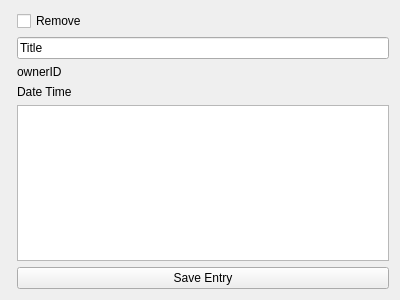
The window that EGUI/lab1/blogentry.ui (kuchyx/WUT_Computer_Science) describes before a commit, drawn with Qt 5.
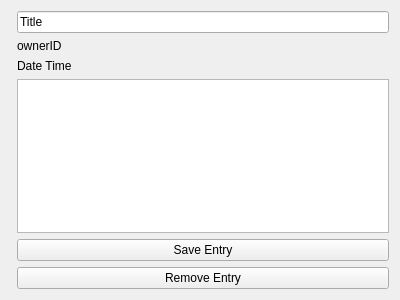
The same window after the commit.

```diff
--- a/EGUI/lab1/blogentry.ui
+++ b/EGUI/lab1/blogentry.ui
@@ -15,47 +15,47 @@
   </property>
   <layout class="QFormLayout" name="formLayout">
    <item row="0" column="1">
-    <widget class="QCheckBox" name="checkBox">
-     <property name="text">
-      <string>Remove</string>
-     </property>
-    </widget>
-   </item>
-   <item row="1" column="1">
     <widget class="QLineEdit" name="lineEdit">
      <property name="text">
       <string>Title</string>
      </property>
     </widget>
    </item>
-   <item row="2" column="1">
+   <item row="1" column="1">
     <widget class="QLabel" name="ownerID">
      <property name="text">
       <string>ownerID</string>
      </property>
     </widget>
    </item>
-   <item row="3" column="1">
+   <item row="2" column="1">
     <widget class="QLabel" name="dateTime">
      <property name="text">
       <string>Date Time</string>
      </property>
     </widget>
    </item>
-   <item row="4" column="1">
+   <item row="3" column="1">
     <widget class="QTextEdit" name="textEdit">
      <property name="readOnly">
       <bool>false</bool>
      </property>
     </widget>
    </item>
-   <item row="5" column="1">
+   <item row="4" column="1">
     <widget class="QPushButton" name="saveEntry">
      <property name="text">
       <string>Save Entry</string>
      </property>
     </widget>
    </item>
+   <item row="5" column="1">
+    <widget class="QPushButton" name="pushButton">
+     <property name="text">
+      <string>Remove Entry</string>
+     </property>
+    </widget>
+   </item>
   </layout>
  </widget>
  <resources/>
```
